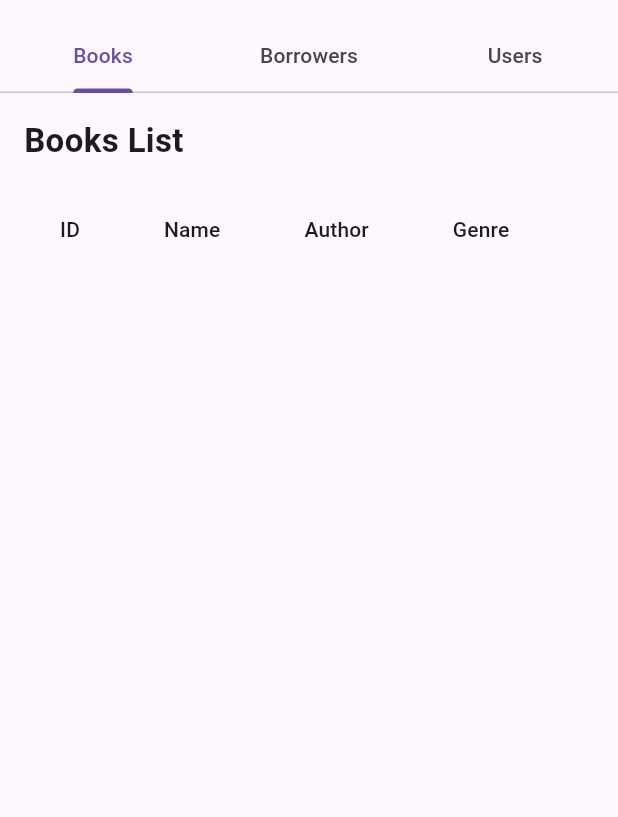
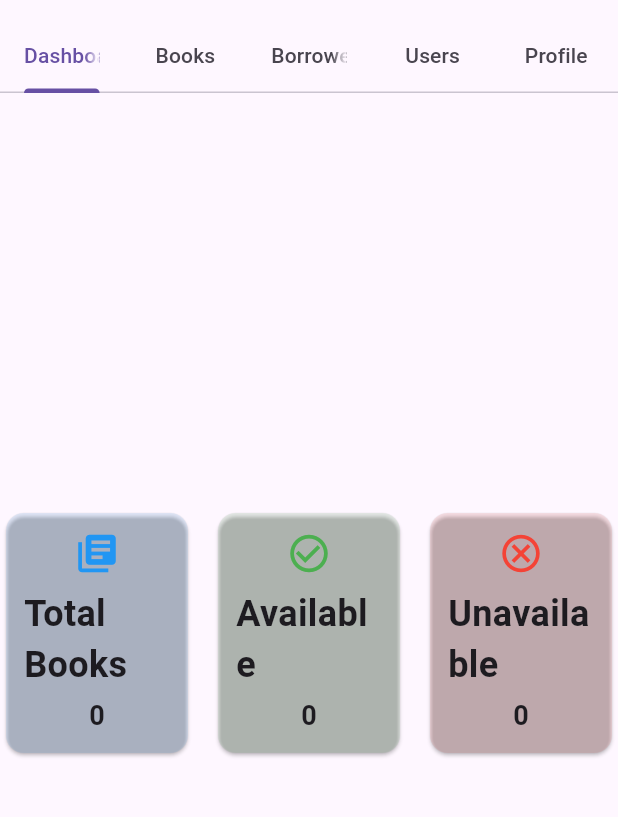
Before and after one commit to Navyapriyalal/Library_management, a Flutter app: the AdminHomePage screen opened directly with empty values, on a phone screen of 412 x 824 dp, the part 63-880 px from its top. Run offline on Flutter 3.47's test engine with Material 3 defaults, Android fonts, the phone set to English and light mode, and no system bars; our stand-ins replace flutter_dotenv, image_picker, sqflite_common_ffi; accounts and stored records are empty.

```diff
--- a/lib/main.dart
+++ b/lib/main.dart
@@ -1,3 +1,4 @@
+import 'dart:io';
 import 'package:flutter/material.dart';
 import 'package:sqflite_common_ffi/sqflite_ffi.dart';
 import 'package:library_management/pages/login_page.dart';
@@ -5,12 +6,14 @@ import 'package:library_management/db/db_helper.dart';
 import 'package:library_management/pages/admin_home_page.dart';
 import 'package:library_management/pages/user_home_page.dart';
 import 'models/user_model.dart';
+import 'package:flutter_dotenv/flutter_dotenv.dart';
 
 void main() async{
   WidgetsFlutterBinding.ensureInitialized();
   sqfliteFfiInit();
   databaseFactory = databaseFactoryFfi;
-  await DBHelper.initDb();// Set the FFI factory
+  await DBHelper.initDb();
+  await dotenv.load(fileName: ".env");
   runApp(MyApp());
 }
 
--- a/lib/pages/admin_home_page.dart
+++ b/lib/pages/admin_home_page.dart
@@ -3,6 +3,8 @@ import 'book_page.dart';
 import 'borrower_page.dart';
 import 'user_page.dart';
 import 'package:library_management/models/user_model.dart';
+import 'dashboard.dart';
+import 'profile_page.dart';
 
 class AdminHomePage extends StatelessWidget {
   final User user;
@@ -11,7 +13,7 @@ class AdminHomePage extends StatelessWidget {
   @override
   Widget build(BuildContext context) {
     return DefaultTabController(
-      length: 3,
+      length: 5,
       child: Scaffold(
         appBar: AppBar(
           title: Text('Library Admin Dashboard'),
@@ -20,23 +22,49 @@ class AdminHomePage extends StatelessWidget {
               icon: Icon(Icons.logout),
               tooltip: 'Logout',
               onPressed: () {
-                Navigator.pushReplacementNamed(context, '/login');
+                showDialog(
+                  context: context,
+                  builder: (context) => AlertDialog(
+                    title: Text("Logout Confirmation"),
+                    content: Text("Are you sure you want to log out?"),
+                    actions: [
+                      TextButton(
+                        onPressed: () => Navigator.pop(context), // Cancel
+                        child: Text("Cancel"),
+                      ),
+                      ElevatedButton(
+                        onPressed: () {
+                          Navigator.pop(context); // Close the dialog
+                          Navigator.pushReplacementNamed(context, '/login');
+                        },
+                        child: Text("Logout", style: TextStyle(color: Colors.white),),
+                        style: ElevatedButton.styleFrom(
+                          backgroundColor: Colors.redAccent,
+                        ),
+                      ),
+                    ],
+                  ),
+                );
               },
             ),
           ],
           bottom: TabBar(
             tabs: [
+              Tab(text: 'Dashboard',),
               Tab(text: 'Books'),
               Tab(text: 'Borrowers'),
               Tab(text: 'Users'),
+              Tab(text: 'Profile'),
             ],
           ),
         ),
         body: TabBarView(
           children: [
+            BookDashboardWidget(),
             BookPage(user: user,),
             BorrowerPage(),
             UserPage(),
+            ProfilePage(user: user),
           ],
         ),
       ),
--- /dev/null
+++ b/lib/pages/dashboard.dart
@@ -0,0 +1,58 @@
+import 'package:flutter/material.dart';
+import 'package:library_management/db/db_helper.dart';
+import 'package:library_management/widgets/dashboard_card.dart'; // if you created this separately
+
+class BookDashboardWidget extends StatefulWidget {
+  @override
+  _BookDashboardWidgetState createState() => _BookDashboardWidgetState();
+}
+
+class _BookDashboardWidgetState extends State<BookDashboardWidget> {
+  int totalBooks = 0;
+  int availableBooks = 0;
+  int unavailableBooks = 0;
+
+  @override
+  void initState() {
+    super.initState();
+    _fetchBookCounts();
+  }
+
+  Future<void> _fetchBookCounts() async {
+    final books = await DBHelper.getAllBooks();
+    setState(() {
+      totalBooks = books.length;
+      availableBooks = books.where((b) => b.status.toLowerCase() == 'available').length;
+      unavailableBooks = totalBooks - availableBooks;
+    });
+  }
+
+  @override
+  Widget build(BuildContext context) {
+    return Row(
+      mainAxisAlignment: MainAxisAlignment.spaceBetween,
+      children: [
+        Expanded(child: DashboardCard(
+          title: "Total Books",
+          count: totalBooks,
+          color: Colors.blue,
+          icon: Icons.library_books,
+        )),
+        SizedBox(width: 12),
+        Expanded(child: DashboardCard(
+          title: "Available",
+          count: availableBooks,
+          color: Colors.green,
+          icon: Icons.check_circle_outline,
+        )),
+        SizedBox(width: 12),
+        Expanded(child: DashboardCard(
+          title: "Unavailable",
+          count: unavailableBooks,
+          color: Colors.red,
+          icon: Icons.cancel_outlined,
+        )),
+      ],
+    );
+  }
+}
--- a/lib/pages/login_page.dart
+++ b/lib/pages/login_page.dart
@@ -37,6 +37,8 @@ class _LoginPageState extends State<LoginPage> {
         Navigator.pushReplacement(context, MaterialPageRoute(builder: (_) => UserHomePage(user:user)));
       }
     } else {
+      emailController.clear();
+      passwordController.clear();
       _showError('Invalid email or password');
     }
   }
--- a/lib/pages/profile_page.dart
+++ b/lib/pages/profile_page.dart
@@ -31,8 +31,10 @@ class _ProfilePageState extends State<ProfilePage> {
     if (pickedFile != null) {
       final file = File(pickedFile.path);
       final uploadedUrl = await ImageKitService.uploadImage(file);
+      print(uploadedUrl);
 
       if (uploadedUrl != null) {
+        print('inside fucntion');
         await DBHelper.updateUserProfileImage(currentUser.email, uploadedUrl);
 
         setState(() {
--- /dev/null
+++ b/lib/widgets/dashboard_card.dart
@@ -0,0 +1,41 @@
+import 'package:flutter/material.dart';
+
+class DashboardCard extends StatelessWidget {
+  final String title;
+  final int count;
+  final Color color;
+  final IconData icon;
+
+  DashboardCard({
+    required this.title,
+    required this.count,
+    required this.color,
+    required this.icon,
+  });
+
+  @override
+  Widget build(BuildContext context) {
+    return SizedBox(
+      width: 150, // 👈 controls card width
+      child: Card(
+        color: color.withOpacity(0.1),
+        shape: RoundedRectangleBorder(borderRadius: BorderRadius.circular(12)),
+        child: Padding(
+          padding: const EdgeInsets.all(12.0),
+          child: Column(
+            mainAxisSize: MainAxisSize.min,
+            children: [
+              Icon(icon, size: 30, color: color),
+              SizedBox(height: 8),
+              Text(title,
+                  style: TextStyle(fontSize: 24, fontWeight: FontWeight.bold)),
+              SizedBox(height: 4),
+              Text('$count',
+                  style: TextStyle(fontSize: 18, fontWeight: FontWeight.w600)),
+            ],
+          ),
+        ),
+      ),
+    );
+  }
+}
--- a/pubspec.yaml
+++ b/pubspec.yaml
@@ -39,6 +39,7 @@ dependencies:
   path_provider: ^2.1.5
   http: ^1.4.0
   image_picker: ^1.1.2
+  flutter_dotenv: ^5.2.1
 
 dev_dependencies:
   flutter_test:
@@ -67,6 +68,7 @@ flutter:
     - assets/male.png
     - assets/female.jpg
     - assets/default_profile.png
+    - .env
   #   - images/a_dot_ham.jpeg
 
   # An image asset can refer to one or more resolution-specific "variants", see
```
Also changed, not shown: lib/pages/user_home_page.dart (+23 -1 lines), lib/services/imagekit_service.dart (+20 -8 lines), pubspec.lock, 1 other file.
